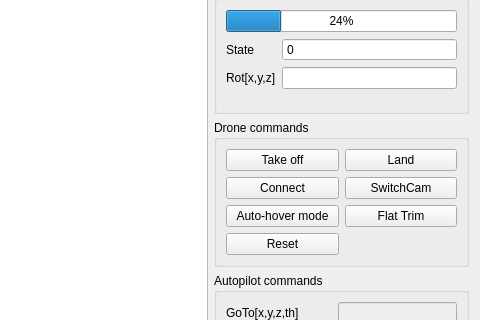
Qt form src/rescuer_project/main_window.ui (axilos22/rescuer_project) before a commit; both pictures show x 320 to 800 and y 169 to 489 of the 800 by 600 pixel window.
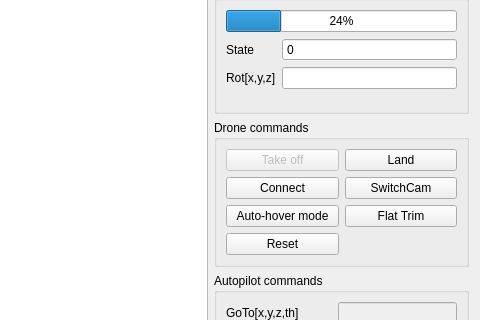
The same form after that commit.

Commit message: Added: waypoint navigation works. To use autopilot, take off with autopilot on.

What changed in the file:
```diff
--- a/src/rescuer_project/main_window.ui
+++ b/src/rescuer_project/main_window.ui
@@ -249,6 +249,9 @@
           </item>
           <item row="0" column="0">
            <widget class="QPushButton" name="droneTakeOffButton">
+            <property name="enabled">
+             <bool>false</bool>
+            </property>
             <property name="text">
              <string>Take off</string>
             </property>
```
The commit also changes 2 other files.
